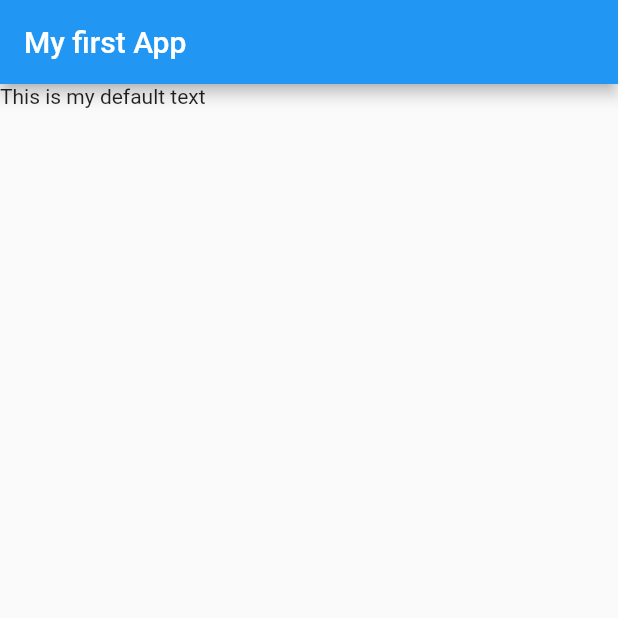
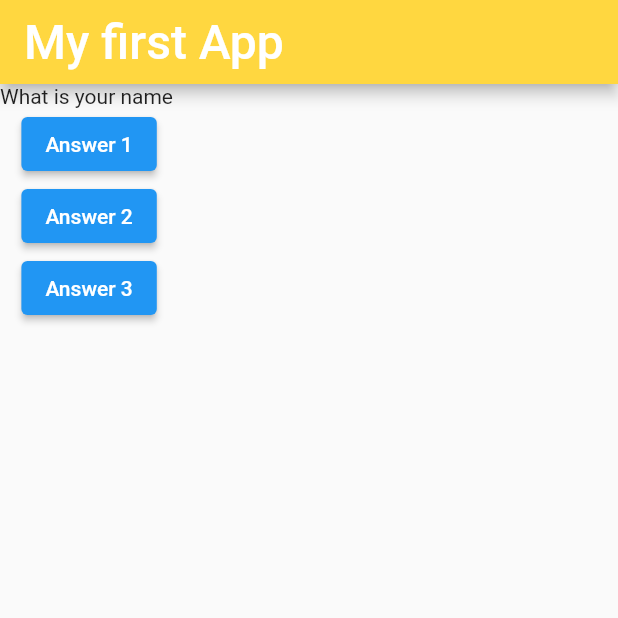
Before and after one commit to Asif-28/Fluttter, a Flutter app: the screen it shows after launch, on a phone screen of 412 x 824 dp, the top half of it. Run offline on Flutter 3.47's test engine with Material 2 defaults, Android fonts, the phone set to English and light mode, and no system bars.

```diff
--- a/analysis_options.yaml
+++ b/analysis_options.yaml
@@ -22,8 +22,8 @@ linter:
   # `// ignore_for_file: name_of_lint` syntax on the line or in the file
   # producing the lint.
   rules:
+    prefer_const_constructors: false
     # avoid_print: false  # Uncomment to disable the `avoid_print` rule
     # prefer_single_quotes: true  # Uncomment to enable the `prefer_single_quotes` rule
-
 # Additional information about this file can be found at
 # https://dart.dev/guides/language/analysis-options
--- a/lib/main.dart
+++ b/lib/main.dart
@@ -1,18 +1,53 @@
 import 'package:flutter/material.dart';
+
+import './question.dart';
 
 void main() {
   runApp(MyApp());
 }
 
-class MyApp extends StatelessWidget {
+class MyApp extends StatefulWidget {
+  @override
+  State<StatefulWidget> createState() {
+    // TODO: implement createState
+    return _MyAppState();
+  }
+}
+
+class _MyAppState extends State<MyApp> {
+  var _questionIndex = 0;
+  void _answerQuestions() {
+    setState(() {
+      _questionIndex = _questionIndex + 1;
+    });
+    print('you have answered the questions');
+    print(_questionIndex);
+  }
+
   @override
   Widget build(BuildContext context) {
+    var questions = ['What is your name ', 'What is your favourite color '];
     return MaterialApp(
       home: Scaffold(
         appBar: AppBar(
-          title: Text('My first App '),
+          backgroundColor: Colors.amberAccent,
+          title: Text('My first App', textScaleFactor: 1.6),
         ),
-        body: Text('This is my default text'),
+        body: Column(
+          children: [
+            Question(questions[_questionIndex]),
+            ElevatedButton(
+                child: Text('Answer 1'), onPressed: _answerQuestions),
+            ElevatedButton(
+              child: Text('Answer 2'),
+              onPressed: _answerQuestions,
+            ),
+            ElevatedButton(
+              child: Text('Answer 3'),
+              onPressed: () => print('Answer 3 chosen'),
+            ),
+          ],
+        ),
       ),
     );
   }
--- /dev/null
+++ b/lib/question.dart
@@ -0,0 +1,13 @@
+import 'package:flutter/src/widgets/container.dart';
+import 'package:flutter/src/widgets/framework.dart';
+
+import 'package:flutter/material.dart';
+
+class Question extends StatelessWidget {
+  final String questionText;
+  Question(this.questionText);
+  @override
+  Widget build(BuildContext context) {
+    return Text(questionText);
+  }
+}
--- a/pubspec.yaml
+++ b/pubspec.yaml
@@ -3,7 +3,7 @@ description: A new Flutter project.
 
 # The following line prevents the package from being accidentally published to
 # pub.dev using `flutter pub publish`. This is preferred for private packages.
-publish_to: 'none' # Remove this line if you wish to publish to pub.dev
+publish_to: "none" # Remove this line if you wish to publish to pub.dev
 
 # The following defines the version and build number for your application.
 # A version number is three numbers separated by dots, like 1.2.43
@@ -20,7 +20,7 @@ publish_to: 'none' # Remove this line if you wish to publish to pub.dev
 version: 1.0.0+1
 
 environment:
-  sdk: '>=2.18.1 <3.0.0'
+  sdk: ">=2.18.1 <3.0.0"
 
 # Dependencies specify other packages that your package needs in order to work.
 # To automatically upgrade your package dependencies to the latest versions
@@ -31,7 +31,6 @@ environment:
 dependencies:
   flutter:
     sdk: flutter
-
 
   # The following adds the Cupertino Icons font to your application.
   # Use with the CupertinoIcons class for iOS style icons.
@@ -53,7 +52,6 @@ dev_dependencies:
 
 # The following section is specific to Flutter packages.
 flutter:
-
   # The following line ensures that the Material Icons font is
   # included with your application, so that you can use the icons in
   # the material Icons class.
```
